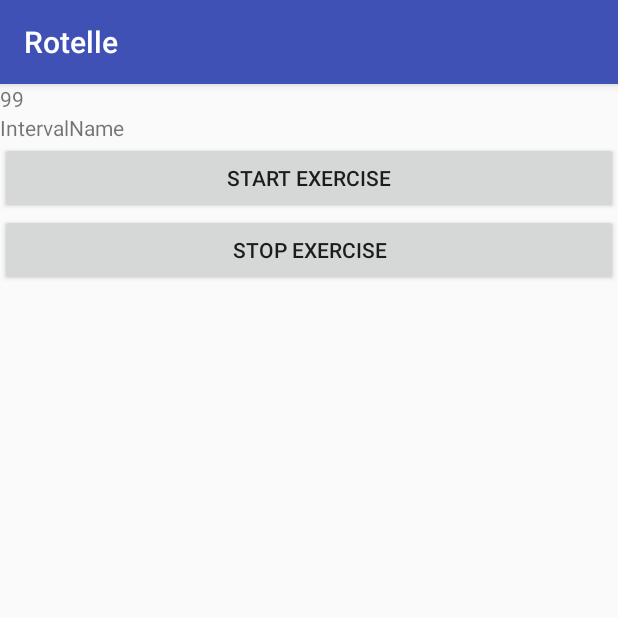
After one commit to jdupont/android-workout-timer, an Android app: the RunningTimerActivity screen opened directly, with no data from a screen before it, on a phone screen of 412 x 824 dp, the top half of it. The commit adds this screen. Run offline under Robolectric (Android 15) with nearby library versions, the phone set to English and light mode, and no system bars; 1 statement that could not run was skipped.

Commit message:
Buttons now succesfully start and stop exercise.

```diff
--- a/app/src/main/AndroidManifest.xml
+++ b/app/src/main/AndroidManifest.xml
@@ -16,6 +16,7 @@
                 <category android:name="android.intent.category.LAUNCHER" />
             </intent-filter>
         </activity>
+        <activity android:name=".RunningTimerActivity"></activity>
     </application>
 
 </manifest>
--- /dev/null
+++ b/app/src/main/java/com/budgebars/rotelle/RunningTimerActivity.java
@@ -0,0 +1,83 @@
+package com.budgebars.rotelle;
+
+import android.os.Bundle;
+import android.support.v7.app.AppCompatActivity;
+import android.view.View;
+import android.widget.Button;
+import android.widget.TextView;
+
+import com.budgebars.rotelle.workouts.Exercise;
+import com.budgebars.rotelle.workouts.ExerciseCoach;
+import com.budgebars.rotelle.workouts.ExerciseTimer;
+
+public class RunningTimerActivity extends AppCompatActivity {
+
+    private Exercise exercise;
+
+    private ExerciseCoach coach;
+
+    private ExerciseTimer timer;
+
+    @Override
+    protected void onCreate(Bundle savedInstanceState) {
+        super.onCreate(savedInstanceState);
+        setContentView(R.layout.activity_running_timer_activty);
+
+        this.exercise = (Exercise) this.getIntent().getSerializableExtra(MainActivity.EXERCISE_TO_RUN);
+        this.coach = new ExerciseCoach(this.exercise);
+
+        Button startButton = (Button) this.findViewById(R.id.StartTimerButton);
+        startButton.setOnClickListener(new View.OnClickListener() {
+            @Override
+            public void onClick(View view) {
+                RunningTimerActivity.this.startTimer();
+            }
+        });
+
+        Button stopButton = (Button) this.findViewById(R.id.StopTimerButton);
+        stopButton.setOnClickListener(new View.OnClickListener() {
+            @Override
+            public void onClick(View view) {
+                RunningTimerActivity.this.stopTimer();
+            }
+        });
+    }
+
+    private void startTimer()
+    {
+        this.timer = this.getTimerFromCurrentInterval();
+        this.timer.start();
+    }
+
+    private void moveToNextInterval()
+    {
+        this.timer = this.getTimerFromCurrentInterval();
+        this.timer.start();
+    }
+
+    private void stopTimer()
+    {
+        this.timer.cancel();
+    }
+
+    private void updateTextTimerTo(long remaining)
+    {
+        TextView secondsText = (TextView) this.findViewById(R.id.TimerDisplay);
+        secondsText.setText(Long.toString(remaining));
+    }
+
+    private ExerciseTimer getTimerFromCurrentInterval()
+    {
+        return this.coach.getTimerForCurrentInterval(new ExerciseTimer.TimerUpdateConsumer() {
+            @Override
+            public void timerUpdate(long remaining) {
+                RunningTimerActivity.this.updateTextTimerTo(remaining);
+            }
+        }, new ExerciseTimer.ExerciseFinishedConsumer() {
+            @Override
+            public void exerciseFinished() {
+                RunningTimerActivity.this.moveToNextInterval();
+            }
+        });
+    }
+}
--- /dev/null
+++ b/app/src/main/java/com/budgebars/rotelle/workouts/ExerciseCoach.java
@@ -0,0 +1,50 @@
+package com.budgebars.rotelle.workouts;
+
+/**
+ * Created by Jules on 10/9/2017.
+ */
+
+public class ExerciseCoach {
+
+    private static final int NOTIFICATION_INTERVAL_MILLIS = 500;
+
+    private final Exercise exercise;
+
+    private int intervalIndex;
+
+    private Interval currentInterval;
+
+    public ExerciseCoach(final Exercise exercise)
+    {
+        this.exercise = exercise;
+        this.intervalIndex = 0;
+        this.currentInterval = this.exercise.getIntervalAt(this.intervalIndex);
+    }
+
+    public ExerciseTimer getTimerForCurrentInterval(final ExerciseTimer.TimerUpdateConsumer onTickMethod, ExerciseTimer.ExerciseFinishedConsumer finishedMethod)
+    {
+        return new ExerciseTimer(this.currentIntervalLength(), onTickMethod, finishedMethod);
+    }
+
+    public int currentIntervalLength()
+    {
+        return this.currentInterval.getLength();
+    }
+
+    public String currentIntervalName()
+    {
+        return this.currentInterval.getName();
+    }
+
+    public void advanceToNextInterval()
+    {
+        if (this.intervalIndex < this.exercise.numberOfIntervals())
+        {
+            throw new ArrayIndexOutOfBoundsException("There is no next interval. Current: "
+                    + this.intervalIndex + " length: " + this.exercise.numberOfIntervals());
+        }
+
+        this.intervalIndex = this.intervalIndex + 1;
+        this.currentInterval = this.exercise.getIntervalAt(this.intervalIndex);
+    }
+}
--- a/app/src/main/res/layout/activity_main.xml
+++ b/app/src/main/res/layout/activity_main.xml
@@ -6,10 +6,11 @@
     android:layout_height="match_parent"
     tools:context="com.budgebars.rotelle.MainActivity">
 
-    <TextView
+    <Button
+        android:id="@+id/AllPurposeButton"
         android:layout_width="wrap_content"
         android:layout_height="wrap_content"
-        android:text="Hello World!"
+        android:text="@string/all_purpose_button_label"
         app:layout_constraintBottom_toBottomOf="parent"
         app:layout_constraintLeft_toLeftOf="parent"
         app:layout_constraintRight_toRightOf="parent"
--- /dev/null
+++ b/app/src/main/res/layout/activity_running_timer_activty.xml
@@ -0,0 +1,34 @@
+<?xml version="1.0" encoding="utf-8"?>
+<LinearLayout xmlns:android="http://schemas.android.com/apk/res/android"
+    xmlns:app="http://schemas.android.com/apk/res-auto"
+    xmlns:tools="http://schemas.android.com/tools"
+    android:layout_width="match_parent"
+    android:layout_height="match_parent"
+    android:orientation="vertical"
+    tools:context="com.budgebars.rotelle.RunningTimerActivity">
+
+    <TextView
+        android:layout_width="match_parent"
+        android:layout_height="wrap_content"
+        android:id="@+id/TimerDisplay"
+        android:text="99" />
+
+    <TextView
+        android:layout_width="match_parent"
+        android:layout_height="wrap_content"
+        android:id="@+id/CurrentIntervalName"
+        android:text="IntervalName"/>
+
+    <Button
+        android:id="@+id/StartTimerButton"
+        android:layout_width="match_parent"
+        android:layout_height="wrap_content"
+        android:text="@string/start_timer_label" />
+
+    <Button
+        android:id="@+id/StopTimerButton"
+        android:layout_width="match_parent"
+        android:layout_height="wrap_content"
+        android:text="@string/stop_timer_label" />
+
+</LinearLayout>
--- a/app/src/main/res/values/strings.xml
+++ b/app/src/main/res/values/strings.xml
@@ -1,3 +1,6 @@
 <resources>
     <string name="app_name">Rotelle</string>
+    <string name="all_purpose_button_label">Run mock workout.</string>
+    <string name="start_timer_label">Start Exercise</string>
+    <string name="stop_timer_label">Stop Exercise</string>
 </resources>
```
Also changed, not shown: app/src/main/java/com/budgebars/rotelle/MainActivity.java (+24 -1 lines), app/src/main/java/com/budgebars/rotelle/workouts/Exercise.java (added, +60 -0 lines), app/src/main/java/com/budgebars/rotelle/workouts/ExerciseTimer.java (added, +46 -0 lines), app/src/main/java/com/budgebars/rotelle/workouts/Interval.java (added, +30 -0 lines), app/src/main/java/com/budgebars/rotelle/workouts/Units.java (added, +10 -0 lines).
